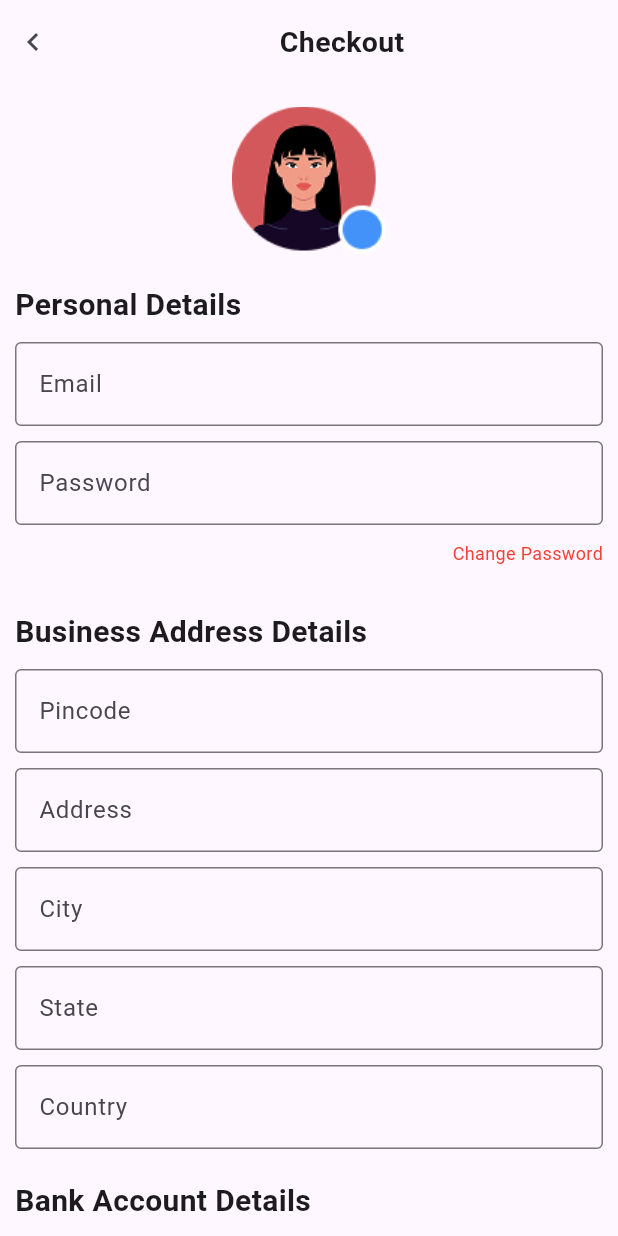
After one commit to basuru07/stylish-eCommerce-app, a Flutter app: the screen it shows after launch, on a phone screen of 412 x 824 dp. The commit adds this screen. Run offline on Flutter 3.47's test engine with Material 3 defaults, Android fonts, the phone set to English and light mode, and no system bars.

Commit message:
Profile page done

```diff
--- /dev/null
+++ b/lib/Profile.dart
@@ -0,0 +1,215 @@
+import 'package:flutter/material.dart';
+
+class Profile extends StatelessWidget {
+  const Profile({super.key});
+
+  @override
+  Widget build(BuildContext context) {
+    return Scaffold(
+      appBar: AppBar(
+        actions: [
+          Padding(
+            padding: const EdgeInsets.all(10.0),
+            child: Icon(Icons.keyboard_arrow_left),
+          ),
+          Spacer(),
+          Padding(
+            padding: const EdgeInsets.all(8.0),
+            child: Text(
+              "Checkout",
+              style: TextStyle(
+                fontSize: 19,
+                fontWeight: FontWeight.bold,
+              ),
+            ),
+          ),
+          Spacer(),
+        ],
+      ),
+      body: SingleChildScrollView(
+        child: Column(
+          children: [
+            SizedBox(
+              height: 15,
+            ),
+            Center(
+              child: Image.asset("assets/images/group_Profile.png"),
+            ),
+            SizedBox(height: 10),
+            Padding(
+              padding: const EdgeInsets.all(10.0),
+              child: Align(
+                alignment: Alignment.bottomLeft,
+                child: Text(
+                  "Personal Details",
+                  style: TextStyle(
+                    fontSize: 20,
+                    fontWeight: FontWeight.bold,
+                  ),
+                ),
+              ),
+            ),
+            Padding(
+              padding: const EdgeInsets.symmetric(horizontal: 10),
+              child: TextField(
+                decoration: InputDecoration(
+                  labelText: 'Email',
+                  border: OutlineInputBorder(),
+                ),
+              ),
+            ),
+            SizedBox(height: 10),
+            Padding(
+              padding: const EdgeInsets.symmetric(horizontal: 10),
+              child: TextField(
+                decoration: InputDecoration(
+                  labelText: 'Password',
+                  border: OutlineInputBorder(),
+                ),
+              ),
+            ),
+            Padding(
+              padding: const EdgeInsets.all(10.0),
+              child: Align(
+                alignment: Alignment.bottomRight,
+                child: Text(
+                  "Change Password",
+                  style: TextStyle(
+                    fontSize: 12,
+                    color: Colors.red,
+                  ),
+                ),
+              ),
+            ),
+
+            SizedBox(height: 10),
+            Padding(
+              padding: const EdgeInsets.all(10.0),
+              child: Align(
+                alignment: Alignment.bottomLeft,
+                child: Text(
+                  "Business Address Details",
+                  style: TextStyle(
+                    fontSize: 20,
+                    fontWeight: FontWeight.bold,
+                  ),
+                ),
+              ),
+            ),
+            Padding(
+              padding: const EdgeInsets.symmetric(horizontal: 10),
+              child: TextField(
+                decoration: InputDecoration(
+                  labelText: 'Pincode',
+                  border: OutlineInputBorder(),
+                ),
+              ),
+            ),
+            SizedBox(height: 10),
+            Padding(
+              padding: const EdgeInsets.symmetric(horizontal: 10),
+              child: TextField(
+                decoration: InputDecoration(
+                  labelText: 'Address',
+                  border: OutlineInputBorder(),
+                ),
+              ),
+            ),
+            SizedBox(height: 10),
+            Padding(
+              padding: const EdgeInsets.symmetric(horizontal: 10),
+              child: TextField(
+                decoration: InputDecoration(
+                  labelText: 'City',
+                  border: OutlineInputBorder(),
+                ),
+              ),
+            ),
+            SizedBox(height: 10),
+            Padding(
+              padding: const EdgeInsets.symmetric(horizontal: 10),
+              child: TextField(
+                decoration: InputDecoration(
+                  labelText: 'State',
+                  border: OutlineInputBorder(),
+                ),
+              ),
+            ),
+            SizedBox(height: 10),
+            Padding(
+              padding: const EdgeInsets.symmetric(horizontal: 10),
+              child: TextField(
+                decoration: InputDecoration(
+                  labelText: 'Country',
+                  border: OutlineInputBorder(),
+                ),
+              ),
+            ),
+             SizedBox(height: 10),
+            Padding(
+              padding: const EdgeInsets.all(10.0),
+              child: Align(
+                alignment: Alignment.bottomLeft,
+                child: Text(
+                  "Bank Account Details",
+                  style: TextStyle(
+                    fontSize: 20,
+                    fontWeight: FontWeight.bold,
+                  ),
+                ),
+              ),
+            ),
+            Padding(
+              padding: const EdgeInsets.symmetric(horizontal: 10),
+              child: TextField(
+                decoration: InputDecoration(
+                  labelText: 'Bank Account Number',
+                  border: OutlineInputBorder(),
+                ),
+              ),
+            ),
+            SizedBox(height: 10),
+            Padding(
+              padding: const EdgeInsets.symmetric(horizontal: 10),
+              child: TextField(
+                decoration: InputDecoration(
+                  labelText: 'Account Holder’s Name',
+                  border: OutlineInputBorder(),
+                ),
+              ),
+            ),
+            SizedBox(height: 10),
+            Padding(
+              padding: const EdgeInsets.symmetric(horizontal: 10),
+              child: TextField(
+                decoration: InputDecoration(
+                  labelText: 'IFSC Code',
+                  border: OutlineInputBorder(),
+                ),
+              ),
+            ),
+
+            SizedBox(height: 40),
+
+            Container(
+              height: 52,
+              width: 390,
+              decoration: BoxDecoration(
+                borderRadius: BorderRadius.circular(10),
+                color: Colors.red,
+              ),
+              child: Center(
+                child: Text("Save",
+                style: TextStyle(
+                  color: Colors.white,
+                  fontSize: 17,
+                )),
+              ),
+            ),
+            SizedBox(height: 20,)
+          ],
+        ),
+      ),
+    );
+  }
+}
--- a/lib/main.dart
+++ b/lib/main.dart
@@ -1,4 +1,5 @@
 // main.dart
+import 'package:ecommerce_app/Profile.dart';
 import 'package:ecommerce_app/ShopPage.dart';
 import 'package:ecommerce_app/TrendingPage.dart';
 import 'package:ecommerce_app/widgets/ShopCard.dart';
@@ -18,7 +19,7 @@ class MyApp extends StatelessWidget {
     return SafeArea(
       child: MaterialApp(
         debugShowCheckedModeBanner: false,
-        home: ShopPage(), // Set SplashScreen as the home widget
+        home: Profile(), // Set SplashScreen as the home widget
       ),
     );
   }
```
Also changed, not shown: assets/images/group_Profile.png (added).
